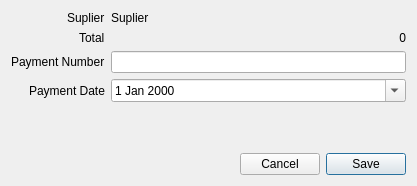
First picture: the form in libgui/purchase/purchasepaymentdialog.ui, repository apinprastya/sultan, before the edit.
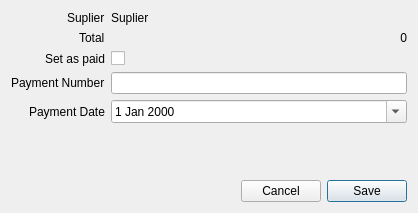
Second picture: the form after the edit.

Diff of the .ui file:
```diff
--- a/libgui/purchase/purchasepaymentdialog.ui
+++ b/libgui/purchase/purchasepaymentdialog.ui
@@ -6,8 +6,8 @@
    <rect>
     <x>0</x>
     <y>0</y>
-    <width>417</width>
-    <height>186</height>
+    <width>418</width>
+    <height>213</height>
    </rect>
   </property>
   <property name="windowTitle">
@@ -40,37 +40,51 @@
        </property>
       </widget>
      </item>
+     <item row="1" column="1">
+      <widget class="QLabel" name="labelTotal">
+       <property name="text">
+        <string>0</string>
+       </property>
+       <property name="alignment">
+        <set>Qt::AlignRight|Qt::AlignTrailing|Qt::AlignVCenter</set>
+       </property>
+      </widget>
+     </item>
      <item row="2" column="0">
+      <widget class="QLabel" name="label_5">
+       <property name="text">
+        <string>Set as paid</string>
+       </property>
+      </widget>
+     </item>
+     <item row="3" column="0">
       <widget class="QLabel" name="label_3">
        <property name="text">
         <string>Payment Number</string>
        </property>
       </widget>
      </item>
-     <item row="2" column="1">
+     <item row="3" column="1">
       <widget class="QLineEdit" name="linePayment"/>
      </item>
-     <item row="3" column="0">
+     <item row="4" column="0">
       <widget class="QLabel" name="label_4">
        <property name="text">
         <string>Payment Date</string>
        </property>
       </widget>
      </item>
-     <item row="3" column="1">
+     <item row="4" column="1">
       <widget class="QDateEdit" name="datePayment">
        <property name="calendarPopup">
         <bool>true</bool>
        </property>
       </widget>
      </item>
-     <item row="1" column="1">
-      <widget class="QLabel" name="labelTotal">
+     <item row="2" column="1">
+      <widget class="QCheckBox" name="checkPaid">
        <property name="text">
-        <string>0</string>
-       </property>
-       <property name="alignment">
-        <set>Qt::AlignRight|Qt::AlignTrailing|Qt::AlignVCenter</set>
+        <string/>
        </property>
       </widget>
      </item>
```
Left out of the diff: 1 changed line with no effect on the pictures.
